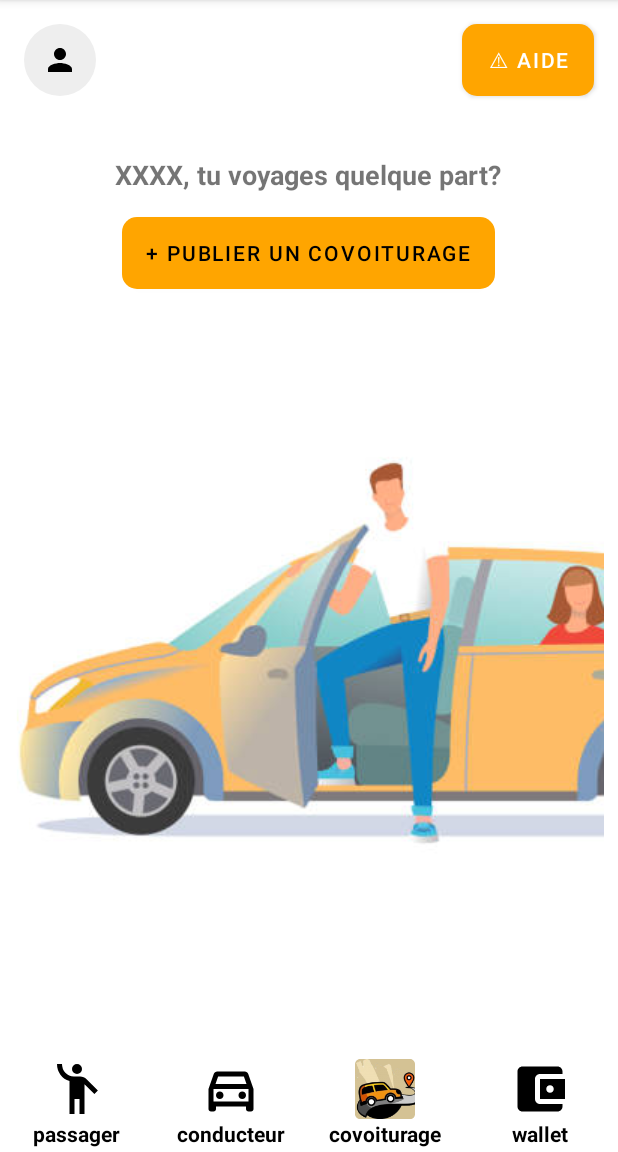
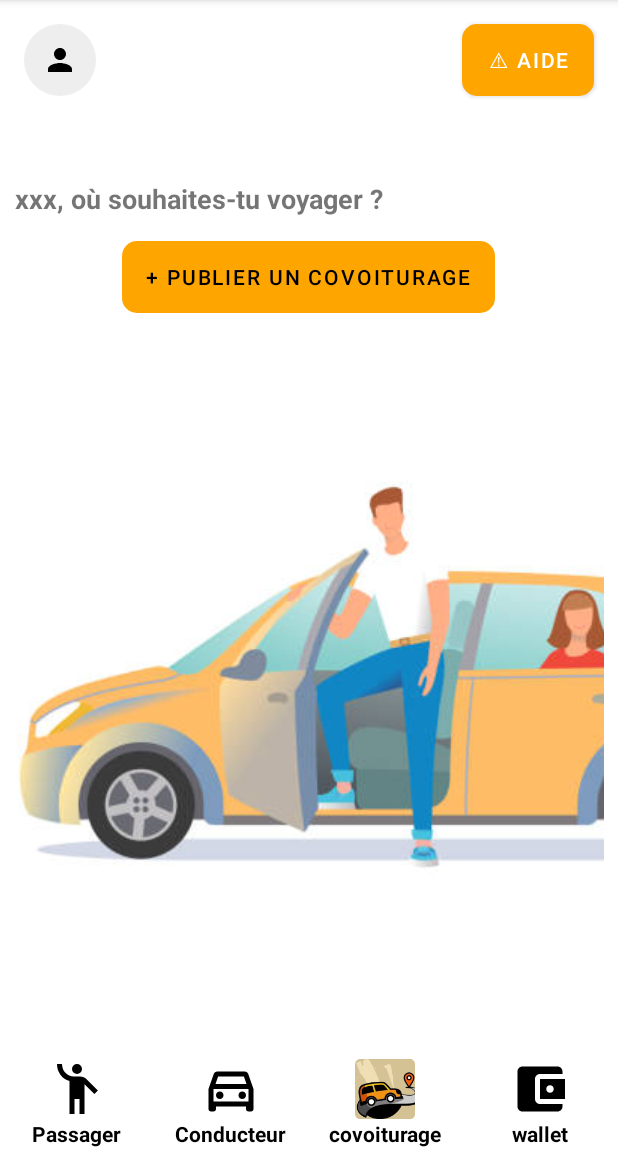
Before and after one commit to anas6890/Application-mobile-DINI-M3AK, an Android app: the Page15Activity screen opened directly, with no data from a screen before it, after a tap on "Retour", on a phone screen of 412 x 824 dp, the part 84-1236 px from its top. Run offline under Robolectric (Android 15) with nearby library versions, the phone set to English and light mode, and no system bars; Roboto replaces fonts that are not available here.

Commit message:
publier covoiturage v1

```diff
--- a/app/src/main/java/com/dinim3ak/model/Covoiturage.java
+++ b/app/src/main/java/com/dinim3ak/model/Covoiturage.java
@@ -32,6 +32,7 @@ public class Covoiturage {
     private float prixParPassager;
     private int nombrePlaces;
     private long vehiculeId;
+    String marqueVoiture;
 
     @TypeConverters(CovoiturageConverter.class)
     private CovoiturageStatus statut;
@@ -148,4 +149,9 @@ public class Covoiturage {
             System.out.println("Impossible de réserver : plus de places ou trajet non disponible.");
         }
     }
+
+    public void setMarqueVoiture(String marqueVoiture) {
+        this.marqueVoiture = marqueVoiture;
+
+    }
 }
--- a/app/src/main/java/com/dinim3ak/services/trip/CovoiturageService.java
+++ b/app/src/main/java/com/dinim3ak/services/trip/CovoiturageService.java
@@ -7,7 +7,6 @@ import com.dinim3ak.data.repositories.UtilisateurRepository;
 import com.dinim3ak.data.session.UtilisateurSession;
 import com.dinim3ak.model.Covoiturage;
 import com.dinim3ak.model.Utilisateur;
-import com.dinim3ak.services.user.UtilisateurService;
 import com.example.dinim3ak.OffreItem;
 
 import java.util.ArrayList;
@@ -28,7 +27,7 @@ public class CovoiturageService {
     }
 
     public Covoiturage createCovoiturage(String depart, String destination, LocalDate date, LocalTime heureDepart,
-                                         int availableSeats, float price) {
+                                         int availableSeats, float price, String marqueVoiture) {
         Utilisateur currentUser = userSession.getCurrentUser();
         if (currentUser == null) {
             throw new IllegalStateException("User not logged in");
@@ -42,6 +41,7 @@ public class CovoiturageService {
         trip.setNombrePlaces(availableSeats);
         trip.setPrixParPassager(price);
         trip.setConducteurId(currentUser.getId());
+        trip.setMarqueVoiture(marqueVoiture);
 
         covoiturageRepository.insert(trip);
 
--- a/app/src/main/java/com/example/dinim3ak/Page14Activity.java
+++ b/app/src/main/java/com/example/dinim3ak/Page14Activity.java
@@ -22,9 +22,7 @@ public class Page14Activity extends AppCompatActivity {
         });
 
         Button helpButton=findViewById(R.id.helpButton);
-        helpButton.setOnClickListener(v -> {
-            Toast.makeText(this, "Fonctionnalité indisponible", Toast.LENGTH_SHORT).show();
-        });
+        helpButton.setOnClickListener(v -> Toast.makeText(this, "Fonctionnalité indisponible", Toast.LENGTH_SHORT).show());
     }
 
     public void on_publier_covoiturage_click(View view){
--- a/app/src/main/java/com/example/dinim3ak/Page15Activity.java
+++ b/app/src/main/java/com/example/dinim3ak/Page15Activity.java
@@ -1,14 +1,13 @@
 package com.example.dinim3ak;
 
+import android.annotation.SuppressLint;
 import android.content.Intent;
 import android.os.Bundle;
 import android.text.Editable;
 import android.text.TextWatcher;
 import android.view.KeyEvent;
-import android.view.View;
 import android.view.inputmethod.EditorInfo;
 import android.widget.EditText;
-import android.widget.ImageView;
 import android.widget.LinearLayout;
 import android.widget.TextView;
 import android.widget.Toast;
@@ -26,7 +25,7 @@ public class Page15Activity extends AppCompatActivity {
     private LinearLayout citiesList;
 
     // Liste simplifiée des villes du Maroc
-    private List<String> villesMaroc = Arrays.asList(
+    private final List<String> villesMaroc = Arrays.asList(
             "Casablanca", "Rabat", "Fes", "Marrakech", "Agadir", "Tanger", "Meknes",
             "Oujda", "Kenitra", "Tetouan", "Safi", "Mohammedia", "Khouribga",
             "Beni Mellal", "El Jadida", "Nador", "Taza", "Settat", "Berrechid",
@@ -82,7 +81,7 @@ public class Page15Activity extends AppCompatActivity {
             @Override
             public void onTextChanged(CharSequence s, int start, int before, int count) {
                 String query = s.toString().trim();
-                if (query.length() > 0) {
+                if (!query.isEmpty()) {
                     updateCitiesList(query);
                 } else {
                     resetCitiesList();
@@ -103,6 +102,7 @@ public class Page15Activity extends AppCompatActivity {
         });
     }
 
+    @SuppressLint("SetTextI18n")
     private void updateCitiesList(String query) {
         if (citiesList == null || suggestedCities == null) return;
 
@@ -140,6 +140,7 @@ public class Page15Activity extends AppCompatActivity {
         }
     }
 
+    @SuppressLint("SetTextI18n")
     private void resetCitiesList() {
         if (suggestedCities == null || citiesList == null) return;
 
--- a/app/src/main/java/com/example/dinim3ak/Page17Activity.java
+++ b/app/src/main/java/com/example/dinim3ak/Page17Activity.java
@@ -1,5 +1,6 @@
 package com.example.dinim3ak;
 
+import android.annotation.SuppressLint;
 import android.content.Intent;
 import android.os.Bundle;
 import android.view.View;
@@ -48,6 +49,7 @@ public class Page17Activity extends AppCompatActivity {
         }
     }
 
+    @SuppressLint("SetTextI18n")
     private void displayTrajet() {
         // Afficher le trajet complet (ajustez l'ID selon votre layout)
         TextView trajetTextView = findViewById(R.id.trajetTextView);
--- a/app/src/main/java/com/example/dinim3ak/Page18Activity.java
+++ b/app/src/main/java/com/example/dinim3ak/Page18Activity.java
@@ -6,8 +6,7 @@ import android.view.View;
 import android.widget.Button;
 import android.widget.EditText;
 import android.widget.ImageView;
-import android.widget.RadioButton;
-import android.widget.RadioGroup;
+
 import android.widget.Toast;
 
 import androidx.appcompat.app.AppCompatActivity;
@@ -127,7 +126,7 @@ public class Page18Activity extends AppCompatActivity {
                 new Thread(() -> {
                     try {
                         Covoiturage created = covoiturageService.createCovoiturage(
-                                villeDepart, villeDestination, finalDate, finalHeureDepart, nombrePlaces, prix
+                                villeDepart, villeDestination, finalDate, finalHeureDepart, nombrePlaces, prix,marqueVoiture
                         );
 
                         runOnUiThread(() -> {
--- a/app/src/main/res/layout/page14.xml
+++ b/app/src/main/res/layout/page14.xml
@@ -1,6 +1,6 @@
 <?xml version="1.0" encoding="utf-8"?>
 <RelativeLayout xmlns:android="http://schemas.android.com/apk/res/android"
-    xmlns:app="http://schemas.android.com/apk/res-auto"
+    xmlns:tools="http://schemas.android.com/tools"
     android:layout_width="match_parent"
     android:layout_height="match_parent"
     android:background="@android:color/white">
@@ -13,7 +13,6 @@
         android:layout_margin="16dp"
         android:src="@drawable/ic_person"
         android:background="@drawable/circle_background"
-        android:onClick="goToProfile"
         android:contentDescription="Go to profile"/>
 
     <!-- Help Button -->
@@ -28,23 +27,27 @@
         android:layout_marginTop="16dp" />
 
     <!-- Welcome Text -->
+
+    <!-- Publish Button -->
+
     <TextView
         android:id="@+id/welcomeText"
         android:layout_width="wrap_content"
         android:layout_height="wrap_content"
-        android:text="XXXX, tu voyages quelque part?"
-        android:textStyle="bold"
+        android:layout_below="@id/userIcon"
+        android:layout_alignParentStart="true"
+        android:layout_alignParentEnd="true"
+        android:layout_marginStart="10dp"
+        android:layout_marginTop="40dp"
+        android:text="@string/xxx_o_souhaites_tu_voyager"
         android:textSize="18sp"
-        android:layout_below="@id/userIcon"
-        android:layout_marginTop="24dp"
-        android:layout_centerHorizontal="true" />
+        android:textStyle="bold" />
 
-    <!-- Publish Button -->
     <Button
         android:id="@+id/publishRideButton"
         android:layout_width="wrap_content"
         android:layout_height="wrap_content"
-        android:text="+ Publier un covoiturage"
+        android:text="@string/publier_un_covoiturage"
         android:background="@drawable/orange_button"
         android:textColor="@android:color/black"
         android:layout_below="@id/welcomeText"
@@ -58,6 +61,7 @@
         android:id="@+id/carImage"
         android:layout_width="wrap_content"
         android:layout_height="wrap_content"
+        android:baselineAligned="false"
         android:src="@drawable/car_illustration_pub_covoiturage"
         android:layout_below="@id/publishRideButton"
         android:layout_centerHorizontal="true"
@@ -80,17 +84,19 @@
             android:layout_weight="1"
             android:orientation="vertical"
             android:gravity="center"
-            android:onClick="goToPassager">
+            android:onClick="goToPassager"
+            tools:ignore="UseCompoundDrawables">
 
             <ImageView
                 android:layout_width="40dp"
                 android:layout_height="40dp"
+                android:contentDescription="@string/passager"
                 android:src="@drawable/ic_passager" />
 
             <TextView
                 android:layout_width="wrap_content"
                 android:layout_height="wrap_content"
-                android:text="passager"
+                android:text="@string/passager"
                 android:textColor="#000000"
                 android:textSize="14sp"
                 android:textStyle="bold" />
@@ -101,9 +107,11 @@
             android:layout_width="0dp"
             android:layout_height="match_parent"
             android:layout_weight="1"
+            android:contentDescription="@string/conducteur"
             android:orientation="vertical"
             android:gravity="center"
-            android:onClick="goToConducteur">
+            android:onClick="goToConducteur"
+            tools:ignore="UseCompoundDrawables">
 
             <ImageView
                 android:layout_width="40dp"
@@ -113,7 +121,7 @@
             <TextView
                 android:layout_width="wrap_content"
                 android:layout_height="wrap_content"
-                android:text="conducteur"
+                android:text="@string/conducteur"
                 android:textColor="#000000"
                 android:textSize="14sp"
                 android:textStyle="bold" />
@@ -126,7 +134,8 @@
             android:layout_weight="1"
             android:orientation="vertical"
             android:gravity="center"
-            android:onClick="goToCovoiturage">
+            android:onClick="goToCovoiturage"
+            tools:ignore="UseCompoundDrawables">
 
             <ImageView
                 android:layout_width="40dp"
@@ -149,7 +158,8 @@
             android:layout_weight="1"
             android:orientation="vertical"
             android:gravity="center"
-            android:onClick="goToWallet">
+            android:onClick="goToWallet"
+            tools:ignore="UseCompoundDrawables">
 
             <ImageView
                 android:layout_width="40dp"
--- a/app/src/main/res/values/strings.xml
+++ b/app/src/main/res/values/strings.xml
@@ -95,4 +95,5 @@
     <string name="quand_souhaites_tu_partir">Quand souhaites-tu partir ?</string>
     <string name="sauter">Sauter</string>
     <string name="choisir_une_date">Choisir une date</string>
+    <string name="publier_un_covoiturage">+ Publier un covoiturage</string>
 </resources>
```
Also changed, not shown: app/src/main/java/com/example/dinim3ak/Page16Activity.java (+5 -4 lines).
